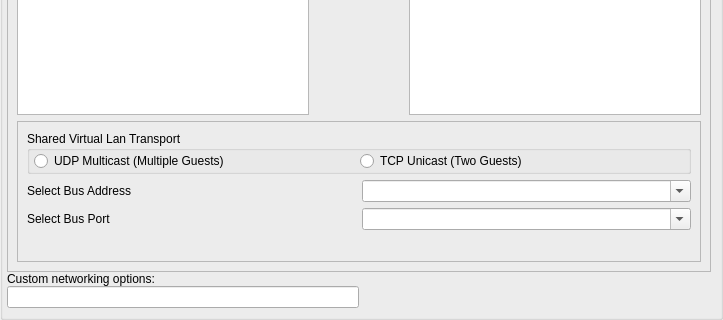
uwolfer/qtemu, file ui/networkpage.ui: the form before one commit; both pictures show x 0 to 723 and y 186 to 506 of the 723 by 506 pixel window.
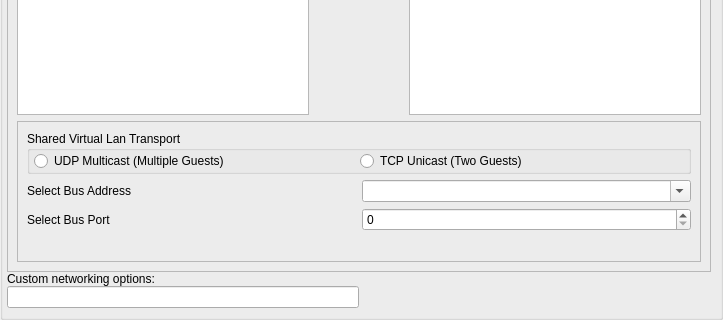
The form after the commit. The open tabs and pages were chosen to show the change. Icons and pictures are not drawn.

Diff of the .ui file:
```diff
--- a/ui/networkpage.ui
+++ b/ui/networkpage.ui
@@ -750,17 +750,7 @@
                       </widget>
                      </item>
                      <item row="1" column="1" >
-                      <widget class="QComboBox" name="comboBox_4" >
-                       <property name="sizePolicy" >
-                        <sizepolicy vsizetype="Fixed" hsizetype="Preferred" >
-                         <horstretch>0</horstretch>
-                         <verstretch>0</verstretch>
-                        </sizepolicy>
-                       </property>
-                       <property name="editable" >
-                        <bool>true</bool>
-                       </property>
-                      </widget>
+                      <widget class="QSpinBox" name="portSpin" />
                      </item>
                     </layout>
                    </item>
```
Left out of the diff: 89 changed lines with no effect on the pictures.
